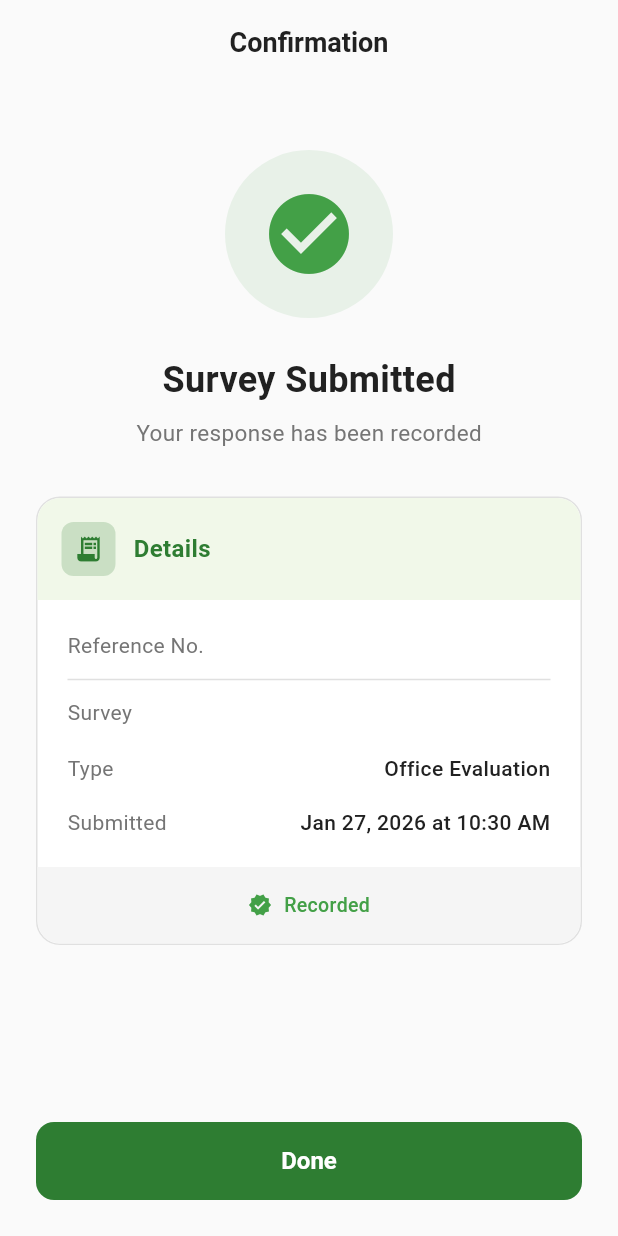
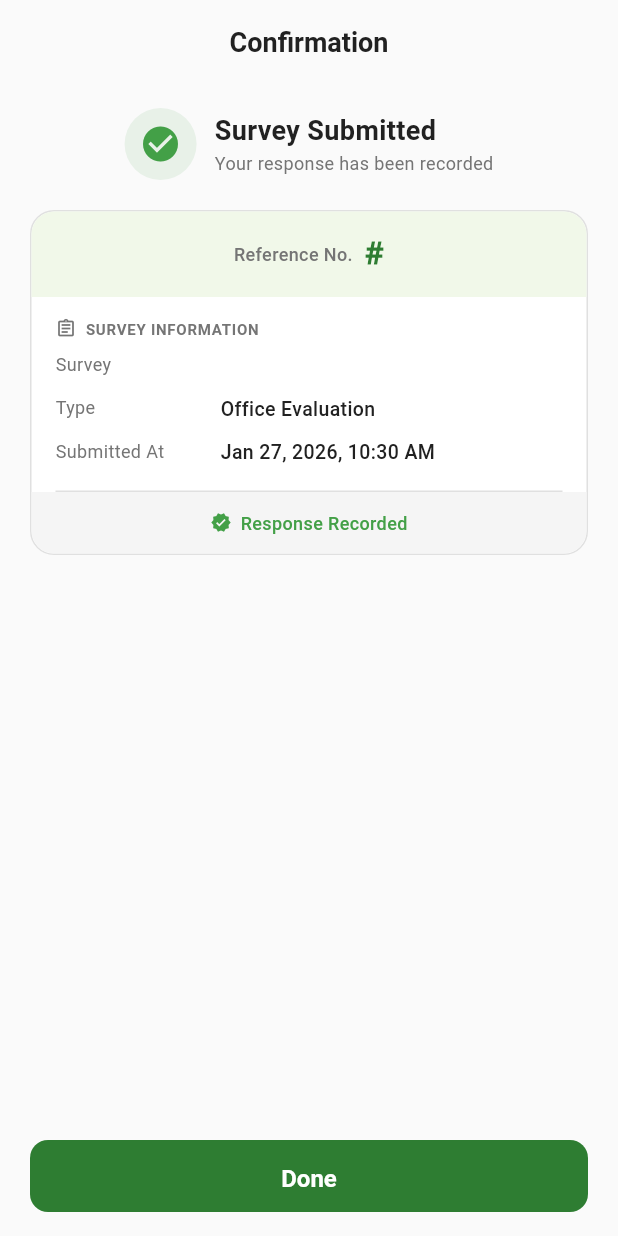
Before and after one commit to codenameJv/survegio_mobile, a Flutter app: the SubmissionReceiptScreen screen opened directly with empty values, on a phone screen of 412 x 824 dp. Run offline on Flutter 3.47's test engine with Material 3 defaults, Android fonts, the light colour scheme and no system bars; our stand-ins replace dio, shared_preferences; accounts and stored records are empty.

Commit message:
Initial commit

```diff
--- a/lib/screens/submission_receipt_screen.dart
+++ b/lib/screens/submission_receipt_screen.dart
@@ -11,6 +11,11 @@ class SubmissionReceiptScreen extends StatelessWidget {
   final String? officeName;
   final String evaluationType;
 
+  // Student information
+  final String? studentName;
+  final String? studentId;
+  final String? studentProgram;
+
   const SubmissionReceiptScreen({
     super.key,
     required this.surveyTitle,
@@ -21,6 +26,9 @@ class SubmissionReceiptScreen extends StatelessWidget {
     this.teacherName,
     this.officeName,
     required this.evaluationType,
+    this.studentName,
+    this.studentId,
+    this.studentProgram,
   });
 
   @override
@@ -33,45 +41,53 @@ class SubmissionReceiptScreen extends StatelessWidget {
       ),
       body: SafeArea(
         child: Padding(
-          padding: const EdgeInsets.all(24),
+          padding: const EdgeInsets.symmetric(horizontal: 20, vertical: 16),
           child: Column(
             children: [
               Expanded(
                 child: SingleChildScrollView(
                   child: Column(
                     children: [
-                      const SizedBox(height: 20),
-                      // Success icon
+                      // Success header row
+                      Row(
+                        mainAxisAlignment: MainAxisAlignment.center,
+                        children: [
                           Container(
-                        padding: const EdgeInsets.all(24),
+                            padding: const EdgeInsets.all(10),
                             decoration: BoxDecoration(
                               color: AppColors.success.withValues(alpha: 0.1),
                               shape: BoxShape.circle,
                             ),
                             child: const Icon(
                               Icons.check_circle,
-                          size: 64,
+                              size: 28,
                               color: AppColors.success,
                             ),
                           ),
-                      const SizedBox(height: 24),
+                          const SizedBox(width: 12),
+                          Column(
+                            crossAxisAlignment: CrossAxisAlignment.start,
+                            children: [
                               const Text(
                                 'Survey Submitted',
                                 style: TextStyle(
-                          fontSize: 24,
+                                  fontSize: 18,
                                   fontWeight: FontWeight.bold,
                                   color: AppColors.textPrimary,
                                 ),
                               ),
-                      const SizedBox(height: 8),
                               const Text(
                                 'Your response has been recorded',
                                 style: TextStyle(
-                          fontSize: 15,
+                                  fontSize: 12,
                                   color: AppColors.textSecondary,
                                 ),
                               ),
-                      const SizedBox(height: 32),
+                            ],
+                          ),
+                        ],
+                      ),
+                      const SizedBox(height: 20),
 
                       // Receipt card
                       Container(
@@ -83,10 +99,11 @@ class SubmissionReceiptScreen extends StatelessWidget {
                         ),
                         child: Column(
                           children: [
-                            // Header
+                            // Reference Number Header
                             Container(
                               width: double.infinity,
-                              padding: const EdgeInsets.all(16),
+                              padding: const EdgeInsets.symmetric(
+                                  vertical: 14, horizontal: 16),
                               decoration: BoxDecoration(
                                 color: AppColors.surfaceGreen,
                                 borderRadius: const BorderRadius.only(
@@ -95,101 +112,83 @@ class SubmissionReceiptScreen extends StatelessWidget {
                                 ),
                               ),
                               child: Row(
+                                mainAxisAlignment: MainAxisAlignment.center,
                                 children: [
-                                  Container(
-                                    padding: const EdgeInsets.all(8),
-                                    decoration: BoxDecoration(
-                                      color: AppColors.primaryGreen
-                                          .withValues(alpha: 0.2),
-                                      borderRadius: BorderRadius.circular(8),
-                                    ),
-                                    child: const Icon(
-                                      Icons.receipt_long,
-                                      color: AppColors.primaryGreen,
-                                      size: 20,
+                                  const Text(
+                                    'Reference No.',
+                                    style: TextStyle(
+                                      fontSize: 12,
+                                      color: AppColors.textSecondary,
+                                      fontWeight: FontWeight.w500,
                                     ),
                                   ),
-                                  const SizedBox(width: 12),
-                                  const Expanded(
-                                    child: Text(
-                                      'Details',
-                                      style: TextStyle(
-                                        fontSize: 16,
-                                        fontWeight: FontWeight.w600,
+                                  const SizedBox(width: 8),
+                                  Text(
+                                    '#$referenceId',
+                                    style: const TextStyle(
+                                      fontSize: 20,
+                                      fontWeight: FontWeight.bold,
                                       color: AppColors.primaryGreen,
-                                      ),
+                                      fontFamily: 'monospace',
+                                      letterSpacing: 1,
                                     ),
                                   ),
                                 ],
                               ),
                             ),
 
-                            // Details
-                            Padding(
-                              padding: const EdgeInsets.all(20),
-                              child: Column(
+                            // Student Information Section
+                            if (studentName != null ||
+                                studentId != null ||
+                                studentProgram != null)
+                              _buildSection(
+                                title: 'STUDENT INFORMATION',
+                                icon: Icons.person_outline,
                                 children: [
-                                  _buildDetailRow(
-                                    label: 'Reference No.',
-                                    value: referenceId,
-                                    isHighlighted: true,
+                                  if (studentName != null)
+                                    _buildInfoRow('Name', studentName!),
+                                  if (studentId != null)
+                                    _buildInfoRow('Student ID', studentId!),
+                                  if (studentProgram != null)
+                                    _buildInfoRow('Program', studentProgram!),
+                                ],
                               ),
-                                  const Divider(height: 24),
-                                  _buildDetailRow(
-                                    label: 'Survey',
-                                    value: surveyTitle,
-                                  ),
-                                  const SizedBox(height: 16),
-                                  _buildDetailRow(
-                                    label: 'Type',
-                                    value: evaluationType == 'class'
+
+                            // Survey Information Section
+                            _buildSection(
+                              title: 'SURVEY INFORMATION',
+                              icon: Icons.assignment_outlined,
+                              children: [
+                                _buildInfoRow('Survey', surveyTitle),
+                                _buildInfoRow(
+                                  'Type',
+                                  evaluationType == 'class'
                                       ? 'Class Evaluation'
                                       : 'Office Evaluation',
                                 ),
                                 if (evaluationType == 'class' &&
-                                      className != null) ...[
-                                    const SizedBox(height: 16),
-                                    _buildDetailRow(
-                                      label: 'Class',
-                                      value: className!,
-                                    ),
+                                    className != null)
+                                  _buildInfoRow('Course', className!),
+                                if (evaluationType == 'class' &&
+                                    teacherName != null &&
+                                    teacherName!.isNotEmpty)
+                                  _buildInfoRow('Instructor', teacherName!),
+                                if (evaluationType == 'office' &&
+                                    officeName != null)
+                                  _buildInfoRow('Office', officeName!),
+                                if (questionsAnswered > 0)
+                                  _buildInfoRow('Questions Answered',
+                                      questionsAnswered.toString()),
+                                _buildInfoRow(
+                                    'Submitted At', _formatDateTime(submittedAt)),
                               ],
-                                  if (evaluationType == 'class' &&
-                                      teacherName != null) ...[
-                                    const SizedBox(height: 16),
-                                    _buildDetailRow(
-                                      label: 'Instructor',
-                                      value: teacherName!,
-                                    ),
-                                  ],
-                                  if (evaluationType == 'office' &&
-                                      officeName != null) ...[
-                                    const SizedBox(height: 16),
-                                    _buildDetailRow(
-                                      label: 'Office',
-                                      value: officeName!,
-                                    ),
-                                  ],
-                                  if (questionsAnswered > 0) ...[
-                                    const SizedBox(height: 16),
-                                    _buildDetailRow(
-                                      label: 'Questions Answered',
-                                      value: questionsAnswered.toString(),
-                                    ),
-                                  ],
-                                  const SizedBox(height: 16),
-                                  _buildDetailRow(
-                                    label: 'Submitted',
-                                    value: _formatDateTime(submittedAt),
-                                  ),
-                                ],
-                              ),
                             ),
 
                             // Footer
                             Container(
                               width: double.infinity,
-                              padding: const EdgeInsets.all(16),
+                              padding: const EdgeInsets.symmetric(
+                                  vertical: 12, horizontal: 16),
                               decoration: BoxDecoration(
                                 color: AppColors.inputFill,
                                 borderRadius: const BorderRadius.only(
@@ -202,14 +201,14 @@ class SubmissionReceiptScreen extends StatelessWidget {
                                 children: [
                                   Icon(
                                     Icons.verified,
-                                    size: 16,
+                                    size: 14,
                                     color: AppColors.success,
                                   ),
-                                  const SizedBox(width: 8),
+                                  const SizedBox(width: 6),
                                   Text(
-                                    'Recorded',
+                                    'Response Recorded',
                                     style: TextStyle(
-                                      fontSize: 13,
+                                      fontSize: 12,
                                       fontWeight: FontWeight.w500,
                                       color: AppColors.success,
                                     ),
@@ -220,18 +219,17 @@ class SubmissionReceiptScreen extends StatelessWidget {
                           ],
                         ),
                       ),
-
                     ],
                   ),
                 ),
               ),
 
-              const SizedBox(height: 16),
+              const SizedBox(height: 12),
 
               // Done button
               SizedBox(
                 width: double.infinity,
-                height: 52,
+                height: 48,
                 child: FilledButton(
                   onPressed: () {
                     Navigator.of(context).pop();
@@ -257,20 +255,64 @@ class SubmissionReceiptScreen extends StatelessWidget {
     );
   }
 
-  Widget _buildDetailRow({
-    required String label,
-    required String value,
-    bool isHighlighted = false,
+  Widget _buildSection({
+    required String title,
+    required IconData icon,
+    required List<Widget> children,
   }) {
-    return Row(
+    return Column(
+      crossAxisAlignment: CrossAxisAlignment.start,
+      children: [
+        // Section header
+        Padding(
+          padding: const EdgeInsets.fromLTRB(16, 14, 16, 8),
+          child: Row(
+            children: [
+              Icon(
+                icon,
+                size: 14,
+                color: AppColors.textSecondary,
+              ),
+              const SizedBox(width: 6),
+              Text(
+                title,
+                style: const TextStyle(
+                  fontSize: 10,
+                  fontWeight: FontWeight.w600,
+                  color: AppColors.textSecondary,
+                  letterSpacing: 0.5,
+                ),
+              ),
+            ],
+          ),
+        ),
+
+        // Section content
+        Padding(
+          padding: const EdgeInsets.fromLTRB(16, 0, 16, 6),
+          child: Column(
+            children: children,
+          ),
+        ),
+
+        // Divider
+        const Divider(height: 1, indent: 16, endIndent: 16),
+      ],
+    );
+  }
+
+  Widget _buildInfoRow(String label, String value) {
+    return Padding(
+      padding: const EdgeInsets.only(bottom: 10),
+      child: Row(
         crossAxisAlignment: CrossAxisAlignment.start,
         children: [
           SizedBox(
-          width: 130,
+            width: 110,
             child: Text(
               label,
               style: const TextStyle(
-              fontSize: 14,
+                fontSize: 12,
                 color: AppColors.textSecondary,
               ),
             ),
@@ -278,18 +320,15 @@ class SubmissionReceiptScreen extends StatelessWidget {
           Expanded(
             child: Text(
               value,
-            style: TextStyle(
-              fontSize: isHighlighted ? 15 : 14,
-              fontWeight: isHighlighted ? FontWeight.w700 : FontWeight.w500,
-              color: isHighlighted
-                  ? AppColors.primaryGreen
-                  : AppColors.textPrimary,
-              fontFamily: isHighlighted ? 'monospace' : null,
+              style: const TextStyle(
+                fontSize: 13,
+                fontWeight: FontWeight.w500,
+                color: AppColors.textPrimary,
               ),
-            textAlign: TextAlign.right,
             ),
           ),
         ],
+      ),
     );
   }
 
@@ -302,7 +341,7 @@ class SubmissionReceiptScreen extends StatelessWidget {
     final period = dateTime.hour >= 12 ? 'PM' : 'AM';
     final displayHour = hour == 0 ? 12 : hour;
 
-    return '${months[dateTime.month - 1]} ${dateTime.day}, ${dateTime.year} '
-        'at ${displayHour.toString().padLeft(2, '0')}:${dateTime.minute.toString().padLeft(2, '0')} $period';
+    return '${months[dateTime.month - 1]} ${dateTime.day}, ${dateTime.year}, '
+        '${displayHour.toString().padLeft(2, '0')}:${dateTime.minute.toString().padLeft(2, '0')} $period';
   }
 }
```
Also changed, not shown: lib/screens/survey_list_page.dart (+26 -0 lines), lib/screens/survey_taking_screen.dart (+26 -1 lines), lib/services/eligibility_service.dart (+93 -146 lines). Lines whose indentation alone changed are shown as unchanged.
